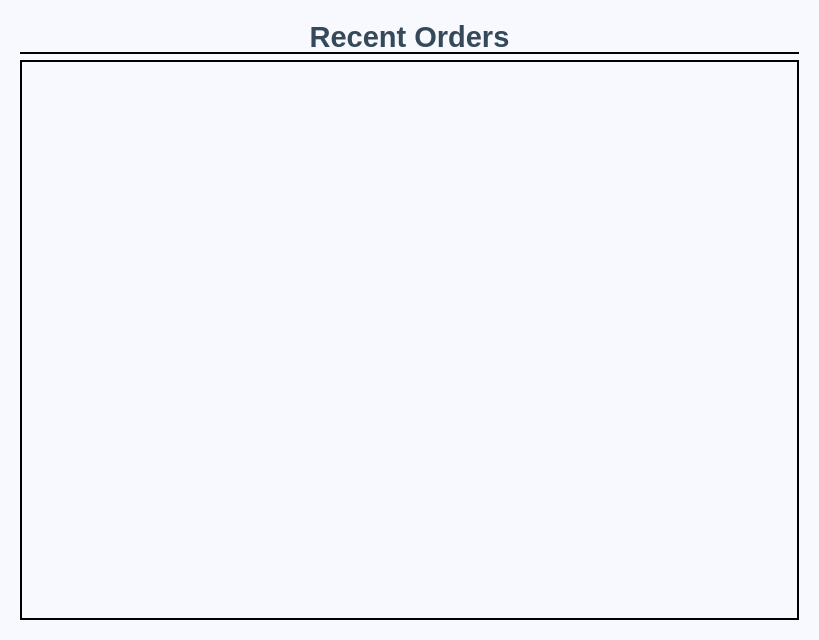
Qt form Order66Inventory/recentorders.ui (josephtrandev/COMS4103_Project) before a commit.
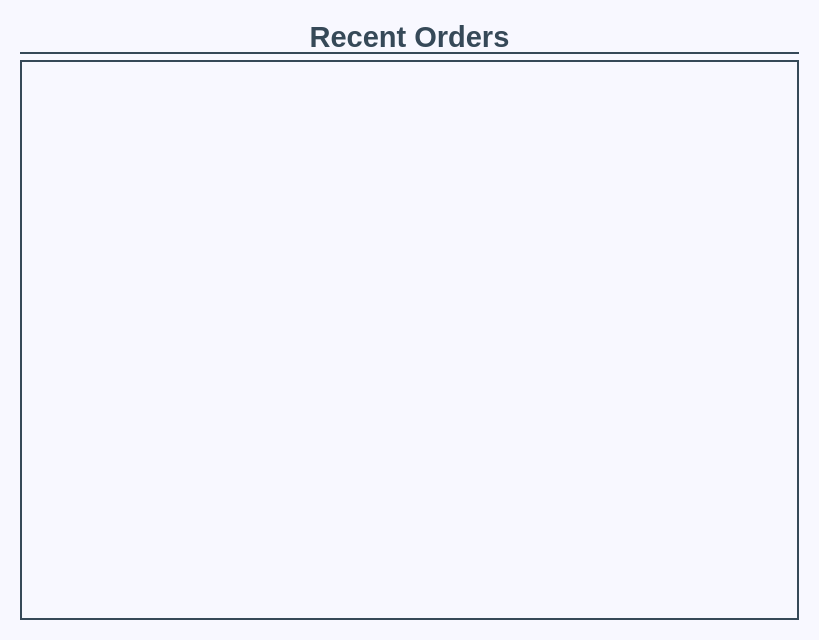
The same form after that commit.

Diff of the .ui file:
```diff
--- a/Order66Inventory/recentorders.ui
+++ b/Order66Inventory/recentorders.ui
@@ -33,7 +33,7 @@
           <string notr="true">font-size: 22pt;
 color: rgb(54, 73, 88);
 font-weight: bold;
-border-bottom: 2px solid;</string>
+border-bottom: 2px solid rgb(54, 73, 88);</string>
          </property>
          <property name="text">
           <string>Recent Orders</string>
@@ -50,7 +50,7 @@
          </property>
          <property name="styleSheet">
           <string notr="true">QTableView {
-	border: 2px solid black;
+	border: 2px solid rgb(54, 73, 88);
 	background-color: #F8F8FF;
 }
 
```
Left out of the diff: 2 changed lines with no effect on the pictures.
